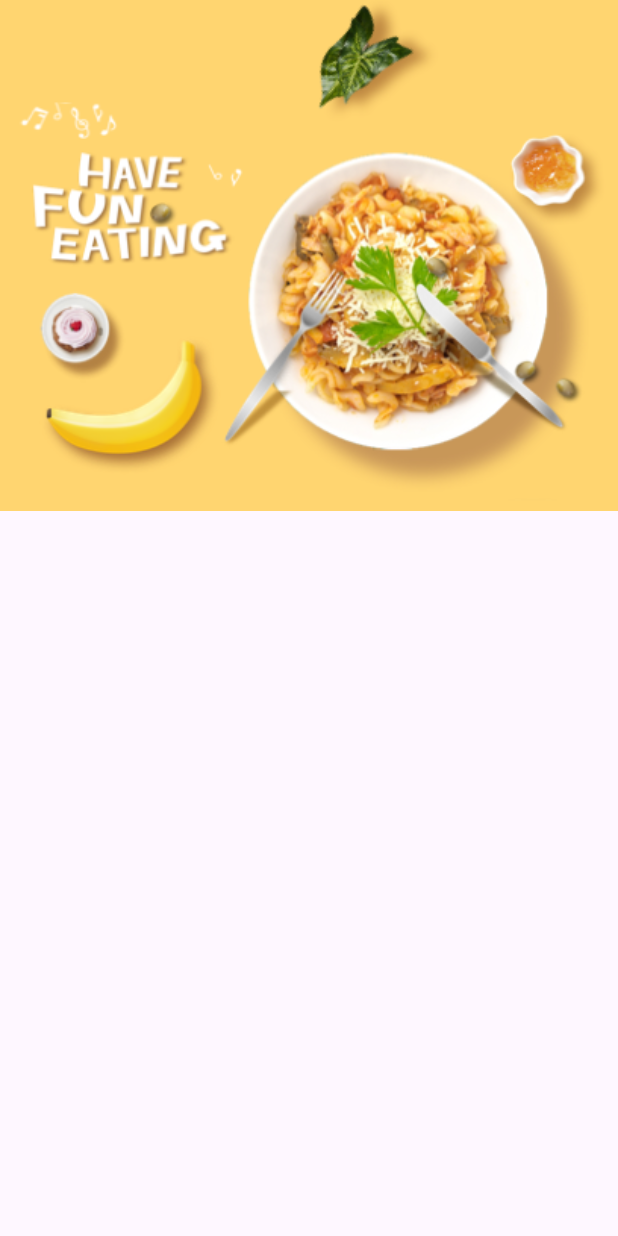
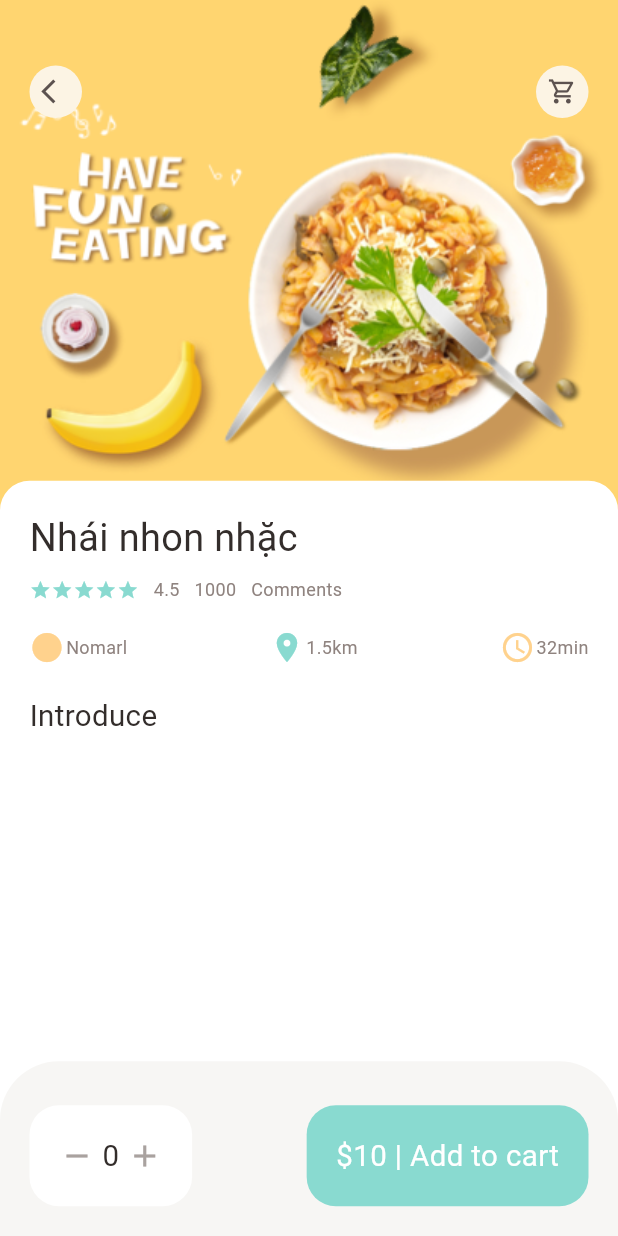
Before and after one commit to TinhSoMa/food_app, a Flutter app: the screen it shows after launch, on a phone screen of 412 x 824 dp. Run offline on Flutter 3.47's test engine with Material 3 defaults, Android fonts, the phone set to English and light mode, and no system bars; our stand-ins replace dots_indicator, get.

Commit message:
26/09/2024 Hoàn thành 50% trang introduce

```diff
--- a/lib/pages/food/popular_food_detail.dart
+++ b/lib/pages/food/popular_food_detail.dart
@@ -1,6 +1,13 @@
 import 'package:flutter/cupertino.dart';
 import 'package:flutter/material.dart';
 import 'package:food_app/pages/home/dimension.dart';
+import 'package:food_app/widgets/column_detail.dart';
+
+import '../../utils/colors.dart';
+import '../../widgets/app_icon.dart';
+import '../../widgets/big_text.dart';
+import '../../widgets/icon_and_text.dart';
+import '../../widgets/small_text.dart';
 
 class PopularFoodDetail extends StatelessWidget {
   const PopularFoodDetail({super.key});
@@ -8,8 +15,10 @@ class PopularFoodDetail extends StatelessWidget {
   @override
   Widget build(BuildContext context) {
     return Scaffold(
+      backgroundColor: Colors.white,
       body: Stack(
         children: [
+          // hinh anh chinh
           Positioned(
             left: 0,
             right: 0,
@@ -22,8 +31,91 @@ class PopularFoodDetail extends StatelessWidget {
                       image: AssetImage("assets/image/food0.png"))
                 ),
 
+          )),
+          // hàng icon
+          Positioned(
+            top: Dimension.height45,
+            left: Dimension.width20,
+            right: Dimension.width20,
+            child: Row(
+              mainAxisAlignment: MainAxisAlignment.spaceBetween,
+                children: [
+                  AppIcon(iconData: Icons.arrow_back_ios),
+                  AppIcon(iconData: Icons.shopping_cart_outlined)
+                ],
+            ),
+
+          ),
+          Positioned(
+              left: 0,
+              right: 0,
+              bottom: 0,
+              top: Dimension.popularViewImage-20,
+              child: Container(
+                padding: EdgeInsets.only(left: Dimension.height20, right: Dimension.height20, top: Dimension.height20),
+                decoration: BoxDecoration(
+                  borderRadius: BorderRadius.only(
+                    topRight: Radius.circular(Dimension.height20),
+                    topLeft: Radius.circular(Dimension.height20),
+                  ),
+                  color: Colors.white,
+
+                ),
+                child: Column(
+                  crossAxisAlignment: CrossAxisAlignment.start,
+                  children: [
+
+                    ColumnDetail(textName: "Nhái nhon nhặc",),
+                     SizedBox(height: Dimension.height20,),
+                     BigText(text: "Introduce")
+                  ],
+                ),
           ))
+
         ],
+      ),
+      bottomNavigationBar: Container(
+        height: Dimension.height120,
+        padding: EdgeInsets.only(top: Dimension.height30, bottom: Dimension.height20),
+        decoration: BoxDecoration(
+          color: AppColors.buttonBackgroundColor,
+          borderRadius: BorderRadius.only(
+            topLeft: Radius.circular(Dimension.height20*2),
+            topRight: Radius.circular(Dimension.height20*2),
+          )
+        ),
+        child: Row(
+          mainAxisAlignment: MainAxisAlignment.spaceBetween,
+          children: [
+            Container(
+              padding: EdgeInsets.only(top: Dimension.height20, bottom: Dimension.height20, left: Dimension.width20, right: Dimension.width20),
+              margin: EdgeInsets.only(left: Dimension.height20),
+              decoration: BoxDecoration(
+                borderRadius: BorderRadius.circular(Dimension.height20),
+                color: Colors.white
+              ),
+              child: Row(
+                children: [
+                  Icon(Icons.remove, color: AppColors.signColor,),
+                  SizedBox(width: Dimension.width10/2,),
+                  BigText(text: "0"),
+                  SizedBox(width: Dimension.width10/2,),
+                  Icon(Icons.add, color: AppColors.signColor,)
+                ],
+              ),
+            ),
+            Container(
+              padding: EdgeInsets.only(top: Dimension.height20, bottom: Dimension.height20, left: Dimension.width20, right: Dimension.width20),
+              margin: EdgeInsets.only(right: Dimension.height20),
+
+              child: BigText(text: "\$10 | Add to cart", color: Colors.white,),
+              decoration: BoxDecoration(
+                borderRadius: BorderRadius.circular(Dimension.radius20),
+                color: AppColors.mainColor
+              ),
+            )
+          ],
+        ),
       ),
     );
   }
--- a/lib/pages/home/dimension.dart
+++ b/lib/pages/home/dimension.dart
@@ -33,6 +33,8 @@ class Dimension {
 
   // font size
   static double font_size20 = screenHeight/41.92;
+  static double font_size26 = screenHeight/32.61;
+
 
   static double radius15 = screenHeight/56.56;
   static double radius20 = screenHeight/42.42;
@@ -41,6 +43,8 @@ class Dimension {
 
   // icon size
   static double icon15 = screenHeight/56.55;
+  static double icon16 = screenHeight/53;
+  static double icon20 = screenHeight/42.4;
   static double icon24 = screenHeight/35.34;
 
   // list view food
--- a/lib/pages/home/food_page_body.dart
+++ b/lib/pages/home/food_page_body.dart
@@ -5,6 +5,7 @@ import 'package:flutter/cupertino.dart';
 import 'package:flutter/material.dart';
 import 'package:food_app/utils/colors.dart';
 import 'package:food_app/widgets/big_text.dart';
+import 'package:food_app/widgets/column_detail.dart';
 import 'package:food_app/widgets/icon_and_text.dart';
 import 'package:food_app/widgets/small_text.dart';
 
@@ -225,36 +226,7 @@ class _FoodPageBodyState extends State<FoodPageBody> {
               ),
               child: Container(
                 padding: EdgeInsets.only(top: Dimension.height15, left: Dimension.width15, right: Dimension.width15),
-                child: Column(
-                  crossAxisAlignment: CrossAxisAlignment.start,
-                  children: [
-                    BigText(text: "Con cat"),
-                    SizedBox(height: Dimension.height10,),
-                    Row(
-                      children: [
-                        Wrap(
-                          children: List.generate(5, (index) {return Icon(Icons.star, color:AppColors.mainColor,size: Dimension.icon15,);}),
-                        ),
-                        SizedBox(width: Dimension.height10,),
-                        SmallText(text: "4.5"),
-                        SizedBox(width: Dimension.height10,),
-                        SmallText(text: "1000"),
-                        SizedBox(width: Dimension.height10,),
-                        SmallText(text: "Comments"),
-                      ],
-                    ),
-                    SizedBox(height: Dimension.height20,),
-                    Row(
-                      mainAxisAlignment: MainAxisAlignment.spaceBetween,
-                      children: [
-                        IconAndText(iconData: Icons.circle_sharp, text: "Nomarl", iconColor: AppColors.iconColor1),
-                        IconAndText(iconData: Icons.location_on, text: "1.5km", iconColor: AppColors.mainColor),
-                        IconAndText(iconData: Icons.access_time, text: "32min", iconColor: AppColors.iconColor1)
-
-                      ],
-                    )
-                  ],
-                ),
+                child: ColumnDetail(textName: "Cái nhon nhặc",),
               ),
             ),
           )
--- a/lib/widgets/app_icon.dart
+++ b/lib/widgets/app_icon.dart
@@ -1,14 +1,23 @@
 import 'package:flutter/cupertino.dart';
+import 'package:food_app/pages/home/dimension.dart';
 
 class AppIcon extends StatelessWidget {
   final IconData iconData;
   final Color colorBackGroundColor;
   final Color color;
   final double size;
-  const AppIcon({super.key, required this.iconData, this.colorBackGroundColor = const Color(0xFFccc7c5), this.color = const Color(0xFF5c524f), this.size = 30});
+  const AppIcon({super.key, required this.iconData, this.colorBackGroundColor = const Color(0xFFfcf4e4), this.color = const Color(0xFF5c524f), this.size = 35});
 
   @override
   Widget build(BuildContext context) {
-    return Container();
+    return Container(
+      width: size,
+      height: size,
+      decoration: BoxDecoration(
+        borderRadius: BorderRadius.circular(size/2),
+        color: colorBackGroundColor
+      ),
+      child: Icon(iconData, color: color, size: Dimension.icon20,),
+    );
   }
 }
--- /dev/null
+++ b/lib/widgets/column_detail.dart
@@ -0,0 +1,47 @@
+import 'package:flutter/cupertino.dart';
+import 'package:flutter/material.dart';
+import 'package:food_app/widgets/small_text.dart';
+
+import '../pages/home/dimension.dart';
+import '../utils/colors.dart';
+import 'big_text.dart';
+import 'icon_and_text.dart';
+
+class ColumnDetail extends StatelessWidget {
+  final String textName;
+  const ColumnDetail({super.key, required this.textName});
+
+  @override
+  Widget build(BuildContext context) {
+    return Column(
+      crossAxisAlignment: CrossAxisAlignment.start,
+      children: [
+        BigText(text: textName, size: Dimension.font_size26,),
+        SizedBox(height: Dimension.height10,),
+        Row(
+          children: [
+            Wrap(
+              children: List.generate(5, (index) {return Icon(Icons.star, color:AppColors.mainColor,size: Dimension.icon15,);}),
+            ),
+            SizedBox(width: Dimension.height10,),
+            SmallText(text: "4.5"),
+            SizedBox(width: Dimension.height10,),
+            SmallText(text: "1000"),
+            SizedBox(width: Dimension.height10,),
+            SmallText(text: "Comments"),
+          ],
+        ),
+        SizedBox(height: Dimension.height20,),
+        Row(
+          mainAxisAlignment: MainAxisAlignment.spaceBetween,
+          children: [
+            IconAndText(iconData: Icons.circle_sharp, text: "Nomarl", iconColor: AppColors.iconColor1),
+            IconAndText(iconData: Icons.location_on, text: "1.5km", iconColor: AppColors.mainColor),
+            IconAndText(iconData: Icons.access_time, text: "32min", iconColor: AppColors.iconColor1)
+
+          ],
+        )
+      ],
+    );
+  }
+}
```
